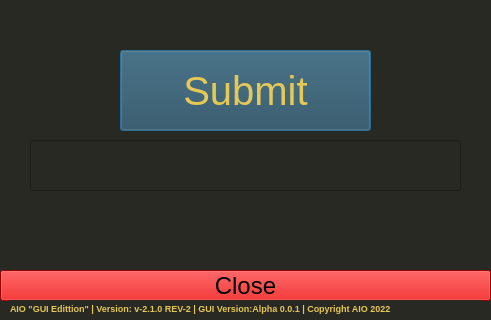
Above: AIO Gui/MilesToKm.ui from AIO-Software-tech/The-All-In-One-Project before the change; both pictures show x 0 to 491 and y 210 to 530 of the 491 by 530 pixel window. Below: the same form after it.
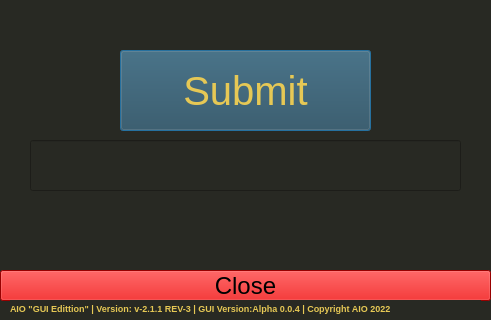
That is the form after the change.

Commit message: AIO GUI v-0.0.4 Alpha Rev-2

What changed in the file:
```diff
--- a/AIO Gui/MilesToKm.ui
+++ b/AIO Gui/MilesToKm.ui
@@ -79,7 +79,7 @@
     <string notr="true">color: rgb(230, 200, 85);</string>
    </property>
    <property name="text">
-    <string>AIO &quot;GUI Edittion&quot; | Version: v-2.1.0 REV-2 | GUI Version:Alpha 0.0.1 | Copyright AIO 2022</string>
+    <string>AIO &quot;GUI Edittion&quot; | Version: v-2.1.1 REV-3 | GUI Version:Alpha 0.0.4 | Copyright AIO 2022</string>
    </property>
    <property name="wordWrap">
     <bool>true</bool>
```
The commit also changes 39 other files.
